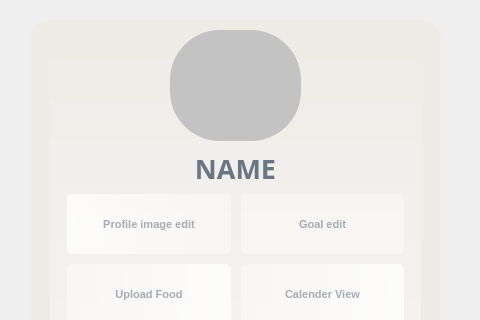
First picture: the form in main_page.ui, repository gustmdqkr321/delicious-calories, before the edit; both pictures show x 0 to 480 and y 0 to 320 of the 480 by 640 pixel window.
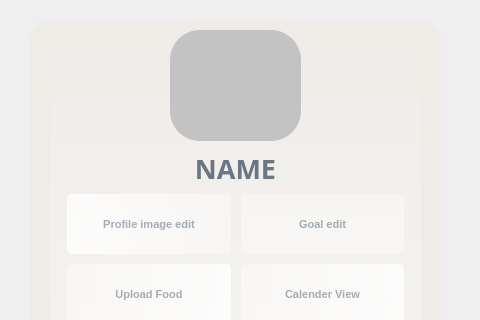
Second picture: the form after the edit. Icons and pictures are not drawn.

Commit message: image_upload, profile_edit fix

The edit to the form file:
```diff
--- a/main_page.ui
+++ b/main_page.ui
@@ -10,6 +10,12 @@
     <height>640</height>
    </rect>
   </property>
+  <property name="sizePolicy">
+   <sizepolicy hsizetype="Fixed" vsizetype="Fixed">
+    <horstretch>0</horstretch>
+    <verstretch>0</verstretch>
+   </sizepolicy>
+  </property>
   <property name="windowTitle">
    <string>Form</string>
   </property>
@@ -48,7 +54,7 @@
     <string/>
    </property>
   </widget>
-  <widget class="QLabel" name="profile_image">
+  <widget class="QLabel" name="profile_image_2">
    <property name="geometry">
     <rect>
      <x>170</x>
@@ -58,7 +64,7 @@
     </rect>
    </property>
    <property name="styleSheet">
-    <string notr="true">border-radius: 50%; /* 반지름을 크기의 50%로 설정하여 동그란 형태를 만듭니다. */
+    <string notr="true">border-radius: 30%;
 background-color: rgba(195, 195, 195, 255);</string>
    </property>
    <property name="text">
@@ -331,6 +337,22 @@
     <set>Qt::AlignCenter</set>
    </property>
   </widget>
+  <widget class="QLabel" name="profile_image">
+   <property name="geometry">
+    <rect>
+     <x>180</x>
+     <y>30</y>
+     <width>111</width>
+     <height>111</height>
+    </rect>
+   </property>
+   <property name="styleSheet">
+    <string notr="true">background-color: rgba(255, 255, 255, 0);</string>
+   </property>
+   <property name="text">
+    <string/>
+   </property>
+  </widget>
  </widget>
  <resources>
   <include location="res.qrc"/>
```
The commit also changes 21 other files.
